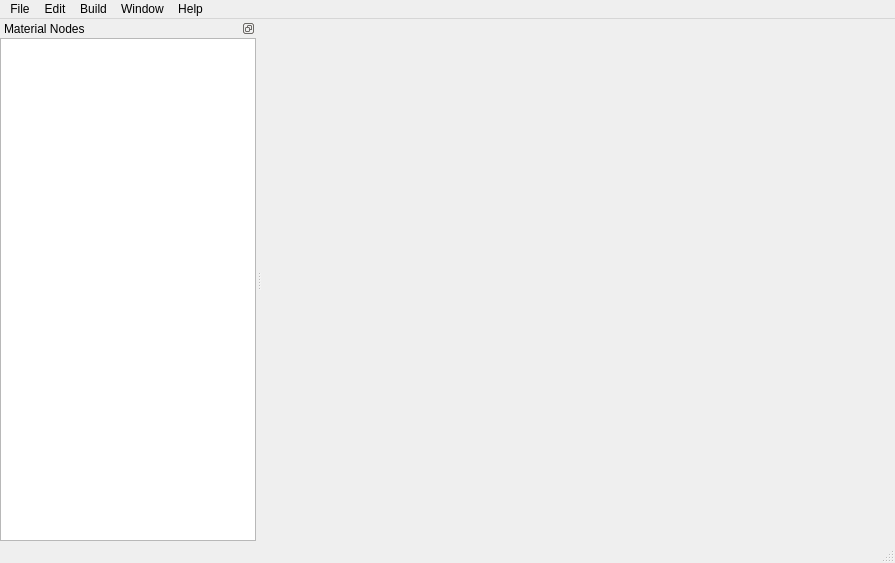
Qt form src/HappyTools/HappySandBox/code/plugins/materialGenerator/forms/MaterialEditor.ui (EvilInteractive/happy-engine) before a commit.
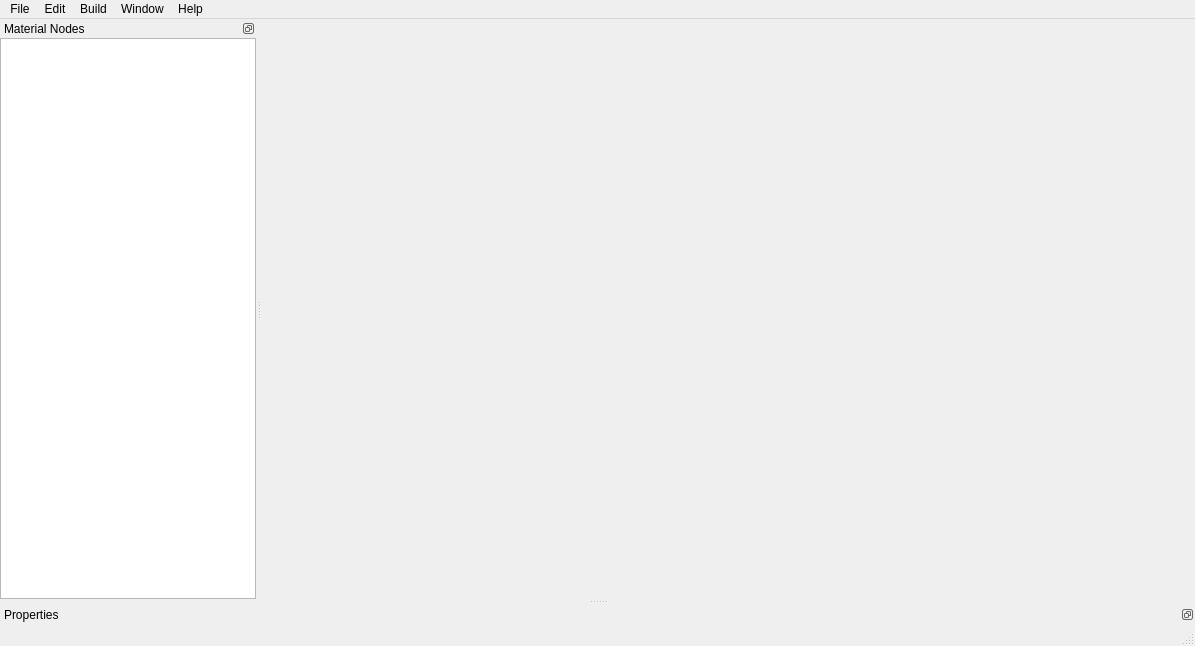
The same form after that commit. Custom widgets are drawn as their Qt base class.

Commit message: frag shader generation + properties in material nodes

What changed in the file:
```diff
--- a/src/HappyTools/HappySandBox/code/plugins/materialGenerator/forms/MaterialEditor.ui
+++ b/src/HappyTools/HappySandBox/code/plugins/materialGenerator/forms/MaterialEditor.ui
@@ -6,8 +6,8 @@
    <rect>
     <x>0</x>
     <y>0</y>
-    <width>895</width>
-    <height>563</height>
+    <width>1195</width>
+    <height>646</height>
    </rect>
   </property>
   <property name="windowTitle">
@@ -47,7 +47,7 @@
     <rect>
      <x>0</x>
      <y>0</y>
-     <width>895</width>
+     <width>1195</width>
      <height>26</height>
     </rect>
    </property>
@@ -141,6 +141,27 @@
     </layout>
    </widget>
   </widget>
+  <widget class="QDockWidget" name="dockWidget">
+   <property name="features">
+    <set>QDockWidget::DockWidgetFloatable|QDockWidget::DockWidgetMovable</set>
+   </property>
+   <property name="windowTitle">
+    <string>Properties</string>
+   </property>
+   <attribute name="dockWidgetArea">
+    <number>8</number>
+   </attribute>
+   <widget class="QWidget" name="dockWidgetContents">
+    <layout class="QVBoxLayout" name="verticalLayout_2">
+     <property name="margin">
+      <number>0</number>
+     </property>
+     <item>
+      <widget class="hs::EntityPropertyList" name="propertyList" native="true"/>
+     </item>
+    </layout>
+   </widget>
+  </widget>
   <action name="actionNodes">
    <property name="checkable">
     <bool>true</bool>
@@ -233,6 +254,14 @@
    </property>
   </action>
  </widget>
+ <customwidgets>
+  <customwidget>
+   <class>hs::EntityPropertyList</class>
+   <extends>QWidget</extends>
+   <header>forms/EntityPropertyList.h</header>
+   <container>1</container>
+  </customwidget>
+ </customwidgets>
  <resources/>
  <connections/>
 </ui>
```
The commit also changes 80 other files.
